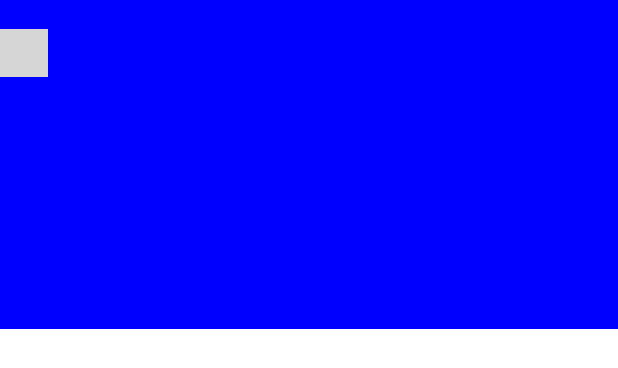
After one commit to ms03001620/MediasoupTest, an Android app: the layout layout_peer_list.xml on its own in the app's theme, with its tools: preview values and no code run, on a phone screen of 412 x 824 dp. The commit adds this screen. Shown: the top 368 px of the screen. Run offline under Robolectric (Android 15) with nearby library versions, the phone set to English and light mode, and no system bars; plain views replace SurfaceViewRenderer; grey boxes are pictures that could not be loaded.

Commit message:
add show peer video; supported multi consumers

```diff
--- /dev/null
+++ b/app/src/main/java/com/example/mediasouptest/widget/VideoWallpaper.kt
@@ -0,0 +1,22 @@
+package com.example.mediasouptest.widget
+
+import android.content.Context
+import android.util.AttributeSet
+import android.view.LayoutInflater
+import android.widget.FrameLayout
+import com.example.mediasouptest.R
+import org.mediasoup.droid.lib.PeerConnectionUtils
+import org.webrtc.SurfaceViewRenderer
+
+class VideoWallpaper(context: Context, attrs: AttributeSet) : FrameLayout(context, attrs) {
+    private val renderer: SurfaceViewRenderer
+
+    init {
+        LayoutInflater.from(context).inflate(R.layout.item_video, this, true)
+        renderer = findViewById(R.id.video_renderer)
+        renderer.init(PeerConnectionUtils.getEglContext(), null)
+    }
+
+    fun getRenderer() = renderer
+
+}
--- a/app/src/main/res/layout/activity_main.xml
+++ b/app/src/main/res/layout/activity_main.xml
@@ -40,7 +40,7 @@
         <androidx.recyclerview.widget.RecyclerView
             android:id="@+id/remote_peers"
             android:layout_width="match_parent"
-            android:layout_height="400dp"
+            android:layout_height="match_parent"
             android:background="#0f0" />
 
     </LinearLayout>
--- a/app/src/main/res/layout/charging_station_plate.xml
+++ b/app/src/main/res/layout/item_video.xml
@@ -2,19 +2,14 @@
 <LinearLayout xmlns:android="http://schemas.android.com/apk/res/android"
     xmlns:app="http://schemas.android.com/apk/res-auto"
     xmlns:tools="http://schemas.android.com/tools"
-    android:layout_width="match_parent"
+    android:id="@+id/layout_root"
+    android:layout_width="wrap_content"
     android:layout_height="wrap_content"
     android:orientation="vertical">
 
-    <TextView
-        android:id="@+id/text_name"
-        android:layout_width="wrap_content"
-        android:layout_height="wrap_content" />
-
     <org.webrtc.SurfaceViewRenderer
         android:id="@+id/video_renderer"
-        android:layout_width="200dp"
-        android:layout_height="200dp" />
-
+        android:layout_width="match_parent"
+        android:layout_height="match_parent" />
 
 </LinearLayout>
--- /dev/null
+++ b/app/src/main/res/layout/layout_peer_list.xml
@@ -0,0 +1,20 @@
+<?xml version="1.0" encoding="utf-8"?>
+<LinearLayout xmlns:android="http://schemas.android.com/apk/res/android"
+    xmlns:app="http://schemas.android.com/apk/res-auto"
+    xmlns:tools="http://schemas.android.com/tools"
+    android:layout_width="match_parent"
+    android:layout_height="wrap_content"
+    android:background="#00f"
+    android:orientation="vertical">
+
+    <TextView
+        android:id="@+id/text_name"
+        android:layout_width="wrap_content"
+        android:layout_height="wrap_content" />
+
+    <com.example.mediasouptest.widget.VideoWallpaper
+        android:id="@+id/video_wallpaper"
+        android:layout_width="200dp"
+        android:layout_height="200dp" />
+
+</LinearLayout>
```
Also changed, not shown: app/src/main/java/com/example/mediasouptest/PeerAdapter.kt (+6 -8 lines).
